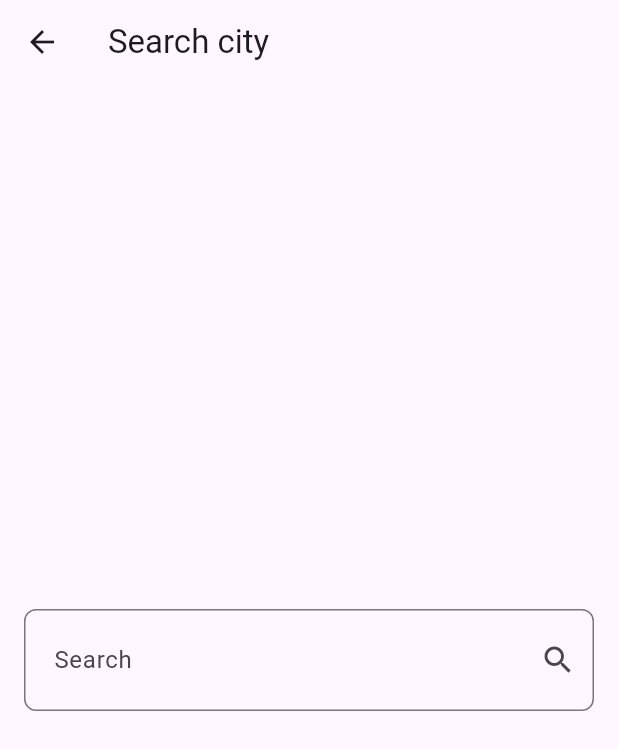
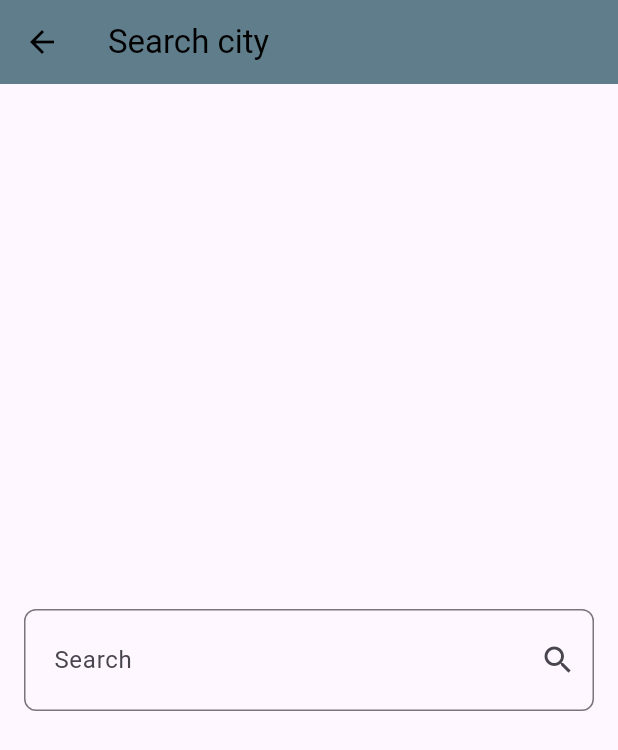
Before and after one commit to mahabdo571/WeatherApp, a Flutter app: the screen it shows after launch, after a tap on the "search" icon, on a phone screen of 412 x 824 dp. Shown: the top 750 px of the screen. Run offline on Flutter 3.47's test engine with Material 3 defaults, Android fonts, the phone set to English and light mode, and no system bars; our stand-ins replace dio, flutter_bloc.

Commit message:
Enhance theme customization in WeatherApp by adding dynamic color selection based on weather conditions

```diff
--- a/lib/main.dart
+++ b/lib/main.dart
@@ -14,10 +14,87 @@ class WeatherApp extends StatelessWidget {
   Widget build(BuildContext context) {
     return BlocProvider(
       create: (context) => GetWeatherCubit(),
-      child: const MaterialApp(
+      child: MaterialApp(
         debugShowCheckedModeBanner: false,
+        theme: ThemeData(
+          primarySwatch: getWeatherColorByDay("partly cloudy"),
+          appBarTheme: AppBarTheme(
+            backgroundColor: getWeatherColorByDay("partly cloudy"),
+            foregroundColor: Colors.black,
+          ),
+        ),
         home: HomeView(),
       ),
     );
   }
+
+  MaterialColor getWeatherColorByDay(String day) {
+    switch (day.toLowerCase()) {
+      case "sunny":
+        return Colors.amber;
+      case "clear":
+        return Colors.amber;
+      case "partly cloudy":
+        return Colors.blueGrey;
+      case "cloudy":
+        return Colors.grey;
+      case "overcast":
+        return Colors.blueGrey;
+      case "mist":
+      case "fog":
+      case "freezing fog":
+        return Colors.blue;
+      case "patchy rain possible":
+      case "light rain":
+      case "moderate rain":
+      case "patchy light rain":
+      case "heavy rain":
+      case "torrential rain shower":
+      case "moderate or heavy rain shower":
+      case "patchy light rain with thunder":
+      case "moderate or heavy rain with thunder":
+        return Colors.indigo;
+      case "patchy snow possible":
+      case "light snow":
+      case "moderate snow":
+      case "patchy light snow":
+      case "patchy moderate snow":
+      case "patchy heavy snow":
+      case "heavy snow":
+      case "light snow showers":
+      case "moderate or heavy snow showers":
+      case "patchy light snow with thunder":
+      case "moderate or heavy snow with thunder":
+        return Colors.cyan;
+      case "patchy sleet possible":
+      case "light sleet":
+      case "moderate or heavy sleet":
+      case "light sleet showers":
+      case "moderate or heavy sleet showers":
+        return Colors.teal;
+      case "thundery outbreaks possible":
+        return Colors.deepOrange;
+      case "ice pellets":
+      case "light showers of ice pellets":
+      case "moderate or heavy showers of ice pellets":
+        return Colors.deepPurple;
+      case "blowing snow":
+      case "blizzard":
+        return Colors.lightBlue;
+      case "patchy freezing drizzle possible":
+      case "freezing drizzle":
+      case "heavy freezing drizzle":
+      case "light freezing rain":
+      case "moderate or heavy freezing rain":
+        return Colors.lightGreen;
+      case "patchy light drizzle":
+      case "light drizzle":
+        return Colors.green;
+      case "moderate rain at times":
+      case "heavy rain at times":
+        return Colors.blue;
+      default:
+        return Colors.blueGrey;
+    }
+  }
 }
```
